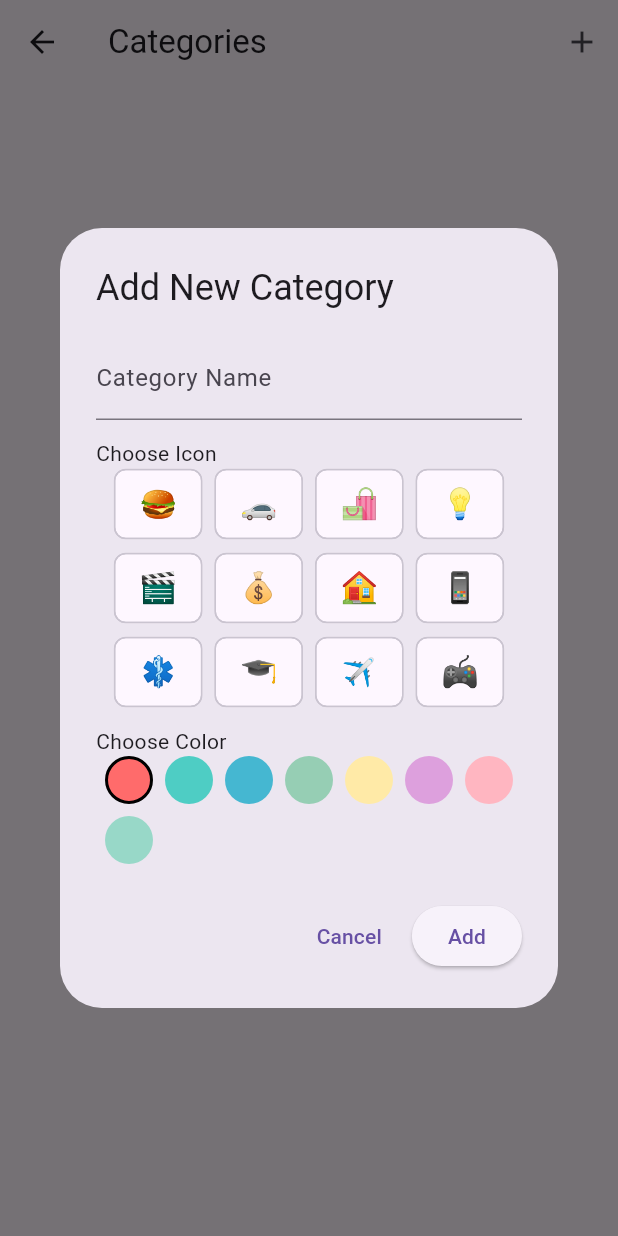
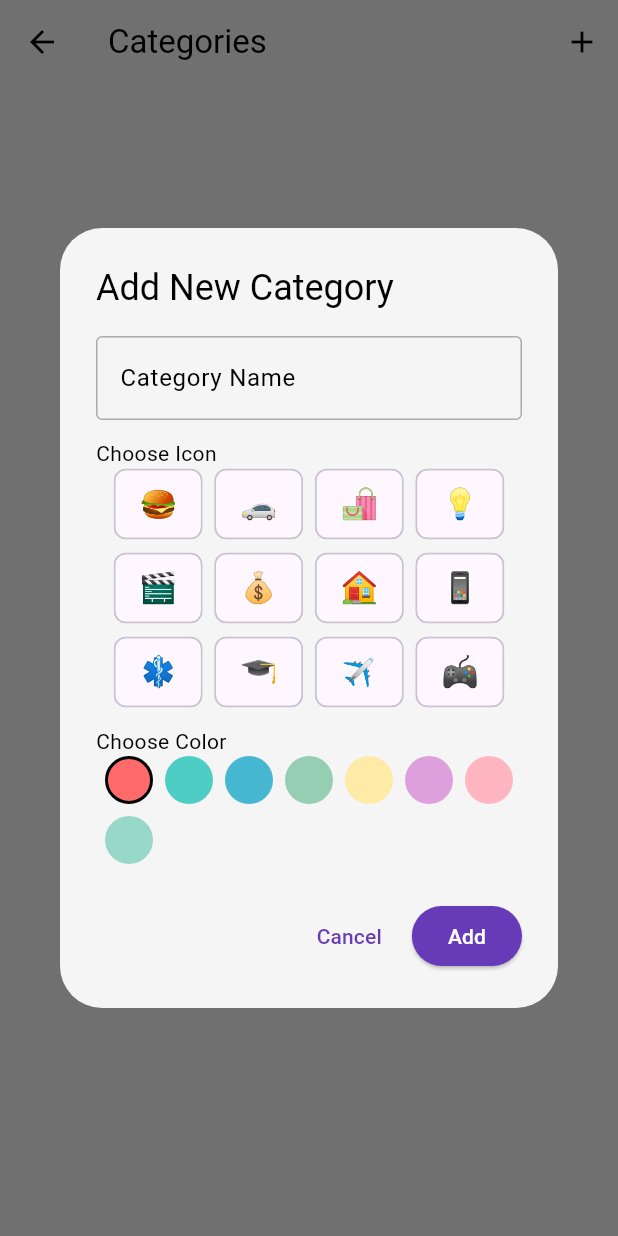
Before and after one commit to HAnh3112/mobile_final_project, a Flutter app: the CategoryManagementScreen screen opened directly, after a tap on "Add Category", on a phone screen of 412 x 824 dp. Run offline on Flutter 3.47's test engine with Material 3 defaults, Android fonts, the phone set to English and light mode, and no system bars; our stand-ins replace month_picker_dialog.

Commit message:
category_management_screen theme changing added

```diff
--- a/lib/screens_Giap/category_management_screen.dart
+++ b/lib/screens_Giap/category_management_screen.dart
@@ -1,3 +1,4 @@
+import 'package:final_project/ThemeChanging_HaiAnh/current_theme.dart';
 import 'package:flutter/material.dart';
 import 'package:uuid/uuid.dart';
 
@@ -28,8 +29,7 @@ class CategoryManagementScreen extends StatefulWidget {
   const CategoryManagementScreen({super.key});
 
   @override
-  State<CategoryManagementScreen> createState() =>
-      _CategoryManagementScreenState();
+  State<CategoryManagementScreen> createState() => _CategoryManagementScreenState();
 }
 
 class _CategoryManagementScreenState extends State<CategoryManagementScreen> {
@@ -40,32 +40,17 @@ class _CategoryManagementScreenState extends State<CategoryManagementScreen> {
   Color _selectedColor = const Color(0xFFFF6B6B);
 
   final List<String> commonIcons = [
-    '🍔',
-    '🚗',
-    '🛍️',
-    '💡',
-    '🎬',
-    '💰',
-    '🏠',
-    '📱',
-    '⚕️',
-    '🎓',
-    '✈️',
-    '🎮',
+    '🍔', '🚗', '🛍️', '💡', '🎬', '💰', '🏠', '📱', '⚕️', '🎓', '✈️', '🎮',
   ];
 
   final List<Color> commonColors = [
-    Color(0xFFFF6B6B),
-    Color(0xFF4ECDC4),
-    Color(0xFF45B7D1),
-    Color(0xFF96CEB4),
-    Color(0xFFFFEAA7),
-    Color(0xFFDDA0DD),
-    Color(0xFFFFB6C1),
-    Color(0xFF98D8C8),
+    Color(0xFFFF6B6B), Color(0xFF4ECDC4), Color(0xFF45B7D1), Color(0xFF96CEB4),
+    Color(0xFFFFEAA7), Color(0xFFDDA0DD), Color(0xFFFFB6C1), Color(0xFF98D8C8),
   ];
 
   void _showCategoryDialog({Category? existing}) {
+    final theme = currentTheme;
+
     _nameController.text = existing?.name ?? '';
     _selectedIcon = existing?.icon;
     _selectedColor = existing?.color ?? const Color(0xFFFF6B6B);
@@ -74,29 +59,40 @@ class _CategoryManagementScreenState extends State<CategoryManagementScreen> {
       context: context,
       builder: (context) => StatefulBuilder(
         builder: (context, setStateDialog) => AlertDialog(
-          title: Text(existing == null ? "Add New Category" : "Edit Category"),
+          backgroundColor: Colors.grey[100],
+          title: Text(
+            existing == null ? "Add New Category" : "Edit Category",
+            style: TextStyle(color: Colors.black),
+          ),
           content: SingleChildScrollView(
             child: Column(
               children: [
                 TextField(
                   controller: _nameController,
-                  decoration: const InputDecoration(labelText: "Category Name"),
+                  style: TextStyle(color: Colors.black),
+                  decoration: InputDecoration(
+                    labelText: "Category Name",
+                    labelStyle: TextStyle(color: Colors.black),
+                    enabledBorder: OutlineInputBorder(
+                      borderSide: BorderSide(color: Colors.black.withOpacity(0.3)),
+                    ),
+                    focusedBorder: OutlineInputBorder(
+                      borderSide: BorderSide(color: theme.main_button_color),
+                    ),
+                  ),
                 ),
                 const SizedBox(height: 12),
-                const Align(
+                Align(
                   alignment: Alignment.centerLeft,
-                  child: Text("Choose Icon"),
+                  child: Text("Choose Icon", style: TextStyle(color: Colors.black)),
                 ),
                 Wrap(
                   spacing: 8,
                   runSpacing: 8,
                   children: commonIcons.map((icon) {
                     final isSelected = _selectedIcon == icon;
-
                     final isUsedByOther = _categories.any(
-                      (cat) =>
-                          cat.icon == icon &&
-                          (existing == null || cat.id != existing.id),
+                      (cat) => cat.icon == icon && (existing == null || cat.id != existing.id),
                     );
                     final isDisabled = isUsedByOther;
 
@@ -106,34 +102,27 @@ class _CategoryManagementScreenState extends State<CategoryManagementScreen> {
                         ChoiceChip(
                           label: Text(
                             icon,
-                            style: const TextStyle(fontSize: 20),
+                            style: TextStyle(fontSize: 20, color: theme.main_text_color),
                           ),
                           selected: isSelected,
-                          onSelected: isDisabled
-                              ? null
-                              : (_) =>
-                                    setStateDialog(() => _selectedIcon = icon),
-                          selectedColor: Colors.blue.shade100,
-                          disabledColor: Colors.grey.shade200,
+                          onSelected: isDisabled ? null : (_) => setStateDialog(() => _selectedIcon = icon),
+                          selectedColor: theme.main_button_color,
+                          disabledColor: theme.background_color,
                         ),
                         if (isSelected)
-                          const Positioned(
+                          Positioned(
                             top: -4,
                             right: -4,
-                            child: Icon(
-                              Icons.close,
-                              size: 16,
-                              color: Colors.black,
-                            ),
+                            child: Icon(Icons.close, size: 16, color: theme.main_text_color),
                           ),
                       ],
                     );
                   }).toList(),
                 ),
                 const SizedBox(height: 12),
-                const Align(
+                Align(
                   alignment: Alignment.centerLeft,
-                  child: Text("Choose Color"),
+                  child: Text("Choose Color", style: TextStyle(color: Colors.black)),
                 ),
                 Wrap(
                   spacing: 8,
@@ -148,9 +137,7 @@ class _CategoryManagementScreenState extends State<CategoryManagementScreen> {
                           color: color,
                           shape: BoxShape.circle,
                           border: Border.all(
-                            color: _selectedColor == color
-                                ? Colors.black
-                                : Colors.transparent,
+                            color: _selectedColor == color ? Colors.black : Colors.transparent,
                             width: 2,
                           ),
                         ),
@@ -164,29 +151,29 @@ class _CategoryManagementScreenState extends State<CategoryManagementScreen> {
           actions: [
             TextButton(
               onPressed: () => Navigator.pop(context),
-              child: const Text("Cancel"),
+              child: Text("Cancel", style: TextStyle(color: theme.main_button_color)),
             ),
             ElevatedButton(
+              style: ElevatedButton.styleFrom(
+                backgroundColor: theme.main_button_color,
+              ),
               onPressed: () {
                 final name = _nameController.text.trim();
                 if (name.isEmpty || _selectedIcon == null) return;
 
                 final nameExists = _categories.any(
-                  (cat) =>
-                      cat.name.toLowerCase() == name.toLowerCase() &&
-                      (existing == null || cat.id != existing.id),
+                  (cat) => cat.name.toLowerCase() == name.toLowerCase() && (existing == null || cat.id != existing.id),
                 );
 
                 final iconExists = _categories.any(
-                  (cat) =>
-                      cat.icon == _selectedIcon &&
-                      (existing == null || cat.id != existing.id),
+                  (cat) => cat.icon == _selectedIcon && (existing == null || cat.id != existing.id),
                 );
 
                 if (nameExists || iconExists) {
                   ScaffoldMessenger.of(context).showSnackBar(
-                    const SnackBar(
-                      content: Text('Name or icon already exists'),
+                    SnackBar(
+                      content: Text('Name or icon already exists', style: TextStyle(color: theme.main_text_color)),
+                      backgroundColor: theme.background_color,
                     ),
                   );
                   return;
@@ -199,9 +186,7 @@ class _CategoryManagementScreenState extends State<CategoryManagementScreen> {
                     color: _selectedColor,
                   );
                   setState(() {
-                    final index = _categories.indexWhere(
-                      (c) => c.id == existing.id,
-                    );
+                    final index = _categories.indexWhere((c) => c.id == existing.id);
                     _categories[index] = updated;
                   });
                 } else {
@@ -216,7 +201,7 @@ class _CategoryManagementScreenState extends State<CategoryManagementScreen> {
 
                 Navigator.pop(context);
               },
-              child: Text(existing == null ? "Add" : "Save"),
+              child: Text(existing == null ? "Add" : "Save", style: TextStyle(color: theme.main_button_text_color)),
             ),
           ],
         ),
@@ -230,13 +215,17 @@ class _CategoryManagementScreenState extends State<CategoryManagementScreen> {
 
   @override
   Widget build(BuildContext context) {
+    final theme = currentTheme;
+
     return Scaffold(
+      backgroundColor: theme.background_color,
       appBar: AppBar(
-        leading: const BackButton(),
-        title: const Text("Categories"),
+        backgroundColor: theme.background_color,
+        leading: BackButton(color: theme.main_text_color),
+        title: Text("Categories", style: TextStyle(color: theme.main_text_color)),
         actions: [
           IconButton(
-            icon: const Icon(Icons.add),
+            icon: Icon(Icons.add, color: theme.main_text_color),
             onPressed: () => _showCategoryDialog(),
           ),
         ],
@@ -246,17 +235,15 @@ class _CategoryManagementScreenState extends State<CategoryManagementScreen> {
               child: Column(
                 mainAxisSize: MainAxisSize.min,
                 children: [
-                  const Text("📂", style: TextStyle(fontSize: 48)),
-                  const Text(
-                    "No Categories Yet",
-                    style: TextStyle(fontWeight: FontWeight.bold),
-                  ),
-                  const Text("Add your first category to get started"),
+                  Text("📂", style: TextStyle(fontSize: 48)),
+                  Text("No Categories Yet", style: TextStyle(fontWeight: FontWeight.bold, color: theme.main_text_color)),
+                  Text("Add your first category to get started", style: TextStyle(color: theme.sub_text_color)),
                   const SizedBox(height: 12),
                   ElevatedButton.icon(
                     onPressed: () => _showCategoryDialog(),
-                    icon: const Icon(Icons.add),
-                    label: const Text("Add Category"),
+                    icon: Icon(Icons.add, color: theme.main_button_text_color),
+                    label: Text("Add Category", style: TextStyle(color: theme.main_button_text_color)),
+                    style: ElevatedButton.styleFrom(backgroundColor: theme.main_button_color),
                   ),
                 ],
               ),
@@ -266,27 +253,24 @@ class _CategoryManagementScreenState extends State<CategoryManagementScreen> {
               itemBuilder: (context, index) {
                 final category = _categories[index];
                 return Card(
-                  margin: const EdgeInsets.symmetric(
-                    horizontal: 12,
-                    vertical: 6,
-                  ),
+                  color: theme.sub_button_color,
+                  margin: const EdgeInsets.symmetric(horizontal: 12, vertical: 6),
                   child: ListTile(
                     leading: CircleAvatar(
                       backgroundColor: category.color,
                       child: Text(category.icon),
                     ),
-                    title: Text(category.name),
-                    subtitle: const Text("Category"),
+                    title: Text(category.name, style: TextStyle(color: theme.main_text_color)),
+                    subtitle: Text("Category", style: TextStyle(color: theme.sub_text_color)),
                     trailing: Row(
                       mainAxisSize: MainAxisSize.min,
                       children: [
                         IconButton(
-                          icon: const Icon(Icons.edit, color: Colors.blue),
-                          onPressed: () =>
-                              _showCategoryDialog(existing: category),
+                          icon: Icon(Icons.edit, color: theme.main_button_color),
+                          onPressed: () => _showCategoryDialog(existing: category),
                         ),
                         IconButton(
-                          icon: const Icon(Icons.delete, color: Colors.red),
+                          icon: Icon(Icons.delete, color: theme.main_button_color.withOpacity(0.7)),
                           onPressed: () => _deleteCategory(category.id),
                         ),
                       ],
```
